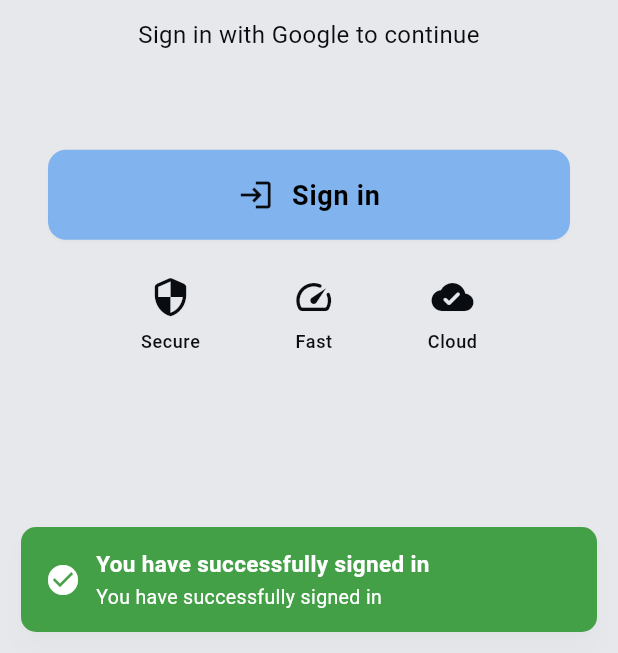
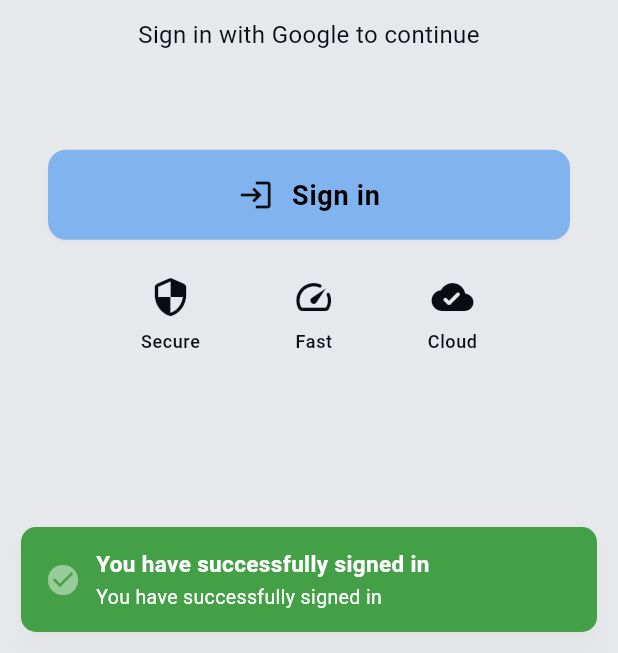
Before and after one commit to palmerovicdev/template, a Flutter app: the screen it shows after launch, after a tap on "Sign in", on a phone screen of 412 x 824 dp, the part 583-1236 px from its top. Run offline on Flutter 3.47's test engine with Material 3 defaults, Android fonts, the phone set to English and light mode, and no system bars; our stand-ins replace connectivity_plus, dartz, dio, equatable, flutter_bloc, flutter_secure_storage and 5 more; missing offline and left inert: slang; generated files the repository leaves out were written again; project files that could hold a hidden picture were left out.

Commit message:
feat: add animated icon to snackbar helper

```diff
--- a/lib/core/utils/snackbar_helper.dart
+++ b/lib/core/utils/snackbar_helper.dart
@@ -103,7 +103,11 @@
           content: Row(
             children: [
               if (icon != null) ...[
-                Icon(icon, color: txtColor, size: 24),
+                _AnimatedIcon(
+                  durationValue: const Duration(milliseconds: 500),
+                  txtColor: txtColor,
+                  icon: icon,
+                ),
                 const SizedBox(width: 10),
               ],
               Expanded(
@@ -144,3 +148,61 @@
       );
   }
 }
+
+class _AnimatedIcon extends StatefulWidget {
+  const _AnimatedIcon({
+    required this.durationValue,
+    required this.txtColor,
+    required this.icon,
+  });
+
+  final Duration durationValue;
+  final Color txtColor;
+  final IconData icon;
+
+  @override
+  State<_AnimatedIcon> createState() => _AnimatedIconState();
+}
+class _AnimatedIconState extends State<_AnimatedIcon>
+    with SingleTickerProviderStateMixin {
+  late final AnimationController _controller;
+  late final Animation<double> _opacity;
+
+  @override
+  void initState() {
+    super.initState();
+
+    _controller = AnimationController(
+      duration: widget.durationValue,
+      vsync: this,
+    )..repeat(reverse: true);
+
+    _opacity = Tween<double>(
+      begin: 0.4,
+      end: 1.0,
+    ).animate(
+      CurvedAnimation(
+        parent: _controller,
+        curve: Curves.easeInOut,
+      ),
+    );
+  }
+
+  @override
+  void dispose() {
+    _controller.dispose();
+    super.dispose();
+  }
+
+  @override
+  Widget build(BuildContext context) {
+    return FadeTransition(
+      opacity: _opacity,
+      child: Icon(
+        widget.icon,
+        color: widget.txtColor,
+        size: 24,
+      ),
+    );
+  }
+}
```
